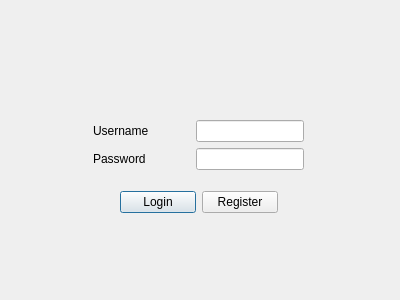
Above: loginwindow.ui from KFugler/ProjektPk4 before the change. Below: the same form after it.
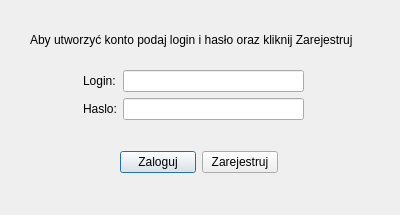
That is the form after the change.

Diff of the .ui file:
```diff
--- a/loginwindow.ui
+++ b/loginwindow.ui
@@ -7,61 +7,17 @@
     <x>0</x>
     <y>0</y>
     <width>400</width>
-    <height>300</height>
+    <height>215</height>
    </rect>
   </property>
   <property name="windowTitle">
    <string>Dialog</string>
   </property>
-  <widget class="QWidget" name="layoutWidget">
-   <property name="geometry">
-    <rect>
-     <x>93</x>
-     <y>120</y>
-     <width>211</width>
-     <height>52</height>
-    </rect>
-   </property>
-   <layout class="QVBoxLayout" name="verticalLayout">
-    <item>
-     <layout class="QHBoxLayout" name="horizontalLayout_2">
-      <item>
-       <widget class="QLabel" name="label">
-        <property name="text">
-         <string>Username</string>
-        </property>
-       </widget>
-      </item>
-      <item alignment="Qt::AlignRight">
-       <widget class="QLineEdit" name="lineEdit_username"/>
-      </item>
-     </layout>
-    </item>
-    <item>
-     <layout class="QHBoxLayout" name="horizontalLayout">
-      <item>
-       <widget class="QLabel" name="label_2">
-        <property name="text">
-         <string>Password</string>
-        </property>
-       </widget>
-      </item>
-      <item alignment="Qt::AlignRight">
-       <widget class="QLineEdit" name="lineEdit_password">
-        <property name="echoMode">
-         <enum>QLineEdit::Password</enum>
-        </property>
-       </widget>
-      </item>
-     </layout>
-    </item>
-   </layout>
-  </widget>
   <widget class="QWidget" name="layoutWidget">
    <property name="geometry">
     <rect>
      <x>120</x>
-     <y>190</y>
+     <y>150</y>
      <width>158</width>
      <height>25</height>
     </rect>
@@ -70,19 +26,68 @@
     <item>
      <widget class="QPushButton" name="pushButton_login">
       <property name="text">
-       <string>Login</string>
+       <string>Zaloguj</string>
       </property>
      </widget>
     </item>
     <item>
      <widget class="QPushButton" name="pushButton_register">
       <property name="text">
-       <string>Register</string>
+       <string>Zarejestruj</string>
       </property>
      </widget>
     </item>
    </layout>
   </widget>
+  <widget class="QWidget" name="formLayoutWidget">
+   <property name="geometry">
+    <rect>
+     <x>83</x>
+     <y>70</y>
+     <width>221</width>
+     <height>51</height>
+    </rect>
+   </property>
+   <layout class="QFormLayout" name="formLayout">
+    <item row="0" column="0">
+     <widget class="QLabel" name="loginLabel">
+      <property name="text">
+       <string>Login:</string>
+      </property>
+     </widget>
+    </item>
+    <item row="0" column="1">
+     <widget class="QLineEdit" name="lineEdit_username"/>
+    </item>
+    <item row="1" column="0">
+     <widget class="QLabel" name="hasloLabel">
+      <property name="text">
+       <string>Haslo:</string>
+      </property>
+     </widget>
+    </item>
+    <item row="1" column="1">
+     <widget class="QLineEdit" name="lineEdit_password">
+      <property name="echoMode">
+       <enum>QLineEdit::Password</enum>
+      </property>
+     </widget>
+    </item>
+   </layout>
+  </widget>
+  <widget class="QLabel" name="label">
+   <property name="geometry">
+    <rect>
+     <x>30</x>
+     <y>30</y>
+     <width>361</width>
+     <height>20</height>
+    </rect>
+   </property>
+   <property name="text">
+    <string>Aby utworzyć konto podaj login i hasło oraz kliknij Zarejestruj</string>
+   </property>
+  </widget>
  </widget>
  <resources/>
  <connections/>
```
